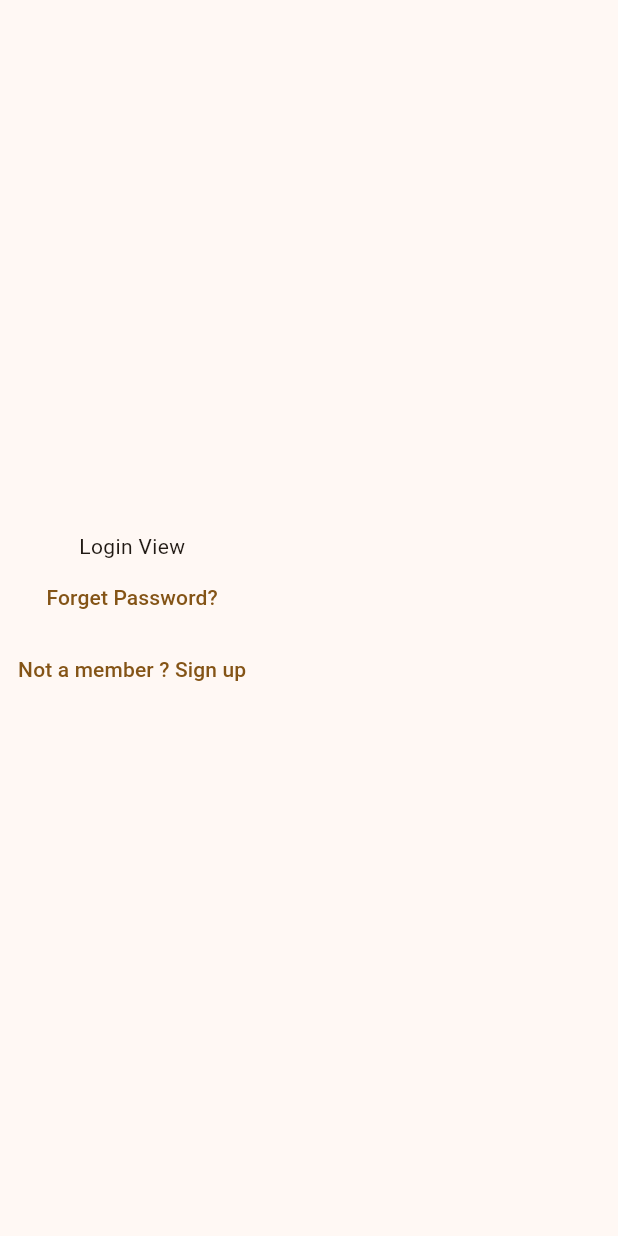
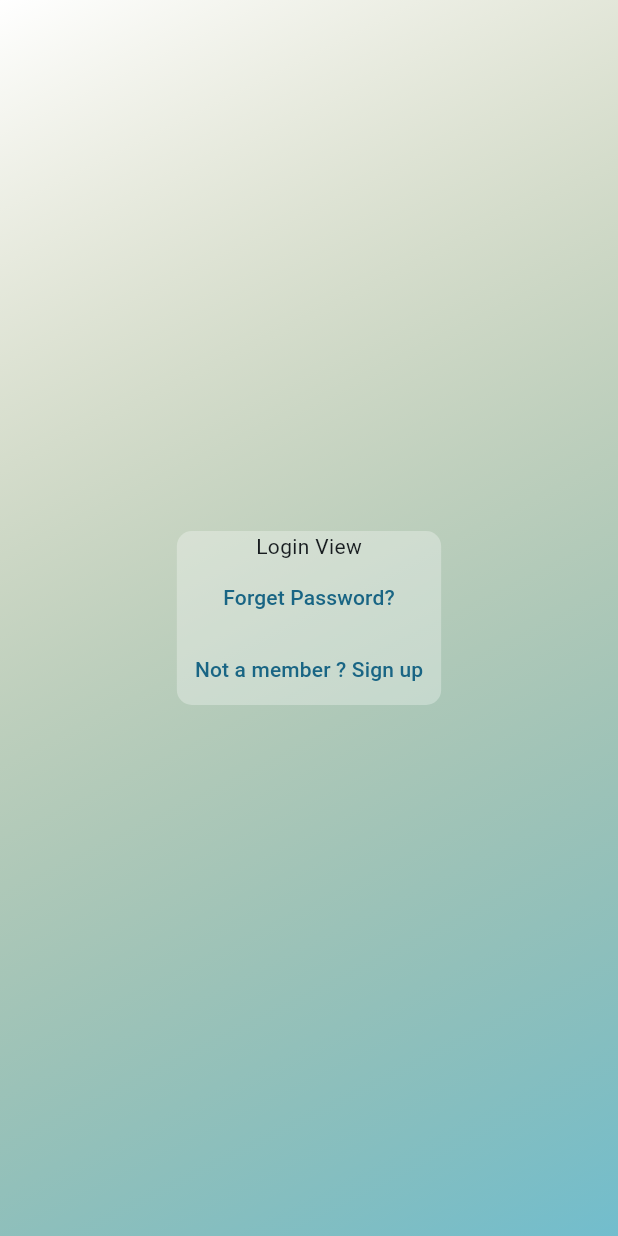
Before and after one commit to yunwe/MVMM-Auth-Demo, a Flutter app: the screen it shows after launch, on a phone screen of 412 x 824 dp. Run offline on Flutter 3.47's test engine with Material 3 defaults, Android fonts, the light colour scheme and no system bars; our stand-ins replace go_router.

Commit message:
added background color to login view

```diff
--- a/lib/presentation/_resources/colors.dart
+++ b/lib/presentation/_resources/colors.dart
@@ -1,7 +1,8 @@
 import 'package:flutter/material.dart';
 
 class MyColors {
-  static Color primary = HexColor.fromHex("#ED9728");
+  static Color primary = HexColor.fromHex("#4FC3F7");
+  static Color backgroundGradient = HexColor.fromHex('#33FFA726');
 }
 
 extension HexColor on Color {
--- a/lib/presentation/login/login.dart
+++ b/lib/presentation/login/login.dart
@@ -1,6 +1,8 @@
 import 'package:flutter/material.dart';
 import 'package:go_router/go_router.dart';
 import 'package:mvmm_auth_demo/presentation/_resources/app_strings.dart';
+import 'package:mvmm_auth_demo/presentation/_resources/colors.dart';
+import 'package:mvmm_auth_demo/presentation/_resources/values.dart';
 import 'package:mvmm_auth_demo/presentation/routes.dart';
 
 class LoginView extends StatelessWidget {
@@ -9,13 +11,34 @@ class LoginView extends StatelessWidget {
   @override
   Widget build(BuildContext context) {
     return Scaffold(
+      backgroundColor: MyColors.primary,
       body: mainContent(context),
     );
   }
 
   Widget mainContent(BuildContext context) {
-    return Column(
+    return Container(
+      decoration: BoxDecoration(
+        gradient: LinearGradient(
+          begin: Alignment.topLeft,
+          end: Alignment.bottomRight,
+          colors: [
+            Colors.white,
+            MyColors.backgroundGradient,
+          ],
+        ),
+      ),
+      child: Center(
+        child: Container(
+          decoration: BoxDecoration(
+            borderRadius: const BorderRadius.all(
+              Radius.circular(AppSize.border_radius),
+            ),
+            color: Colors.white.withOpacity(AppSize.opacity),
+          ),
+          child: Column(
             mainAxisAlignment: MainAxisAlignment.center,
+            mainAxisSize: MainAxisSize.min,
             children: [
               Text('Login View'),
               TextButton(
@@ -31,6 +54,9 @@ class LoginView extends StatelessWidget {
                 child: const Text(AppStrings.registerText),
               )
             ],
+          ),
+        ),
+      ),
     );
   }
 }
--- a/pubspec.yaml
+++ b/pubspec.yaml
@@ -19,7 +19,7 @@ publish_to: 'none' # Remove this line if you wish to publish to pub.dev
 version: 1.0.0+1
 
 environment:
-  sdk: '>=3.3.3 <4.0.0'
+  sdk: '>=3.1.0'
 
 # Dependencies specify other packages that your package needs in order to work.
 # To automatically upgrade your package dependencies to the latest versions
```
Also changed, not shown: lib/presentation/_resources/values.dart (added, +26 -0 lines), pubspec.lock, 2 other files. Lines whose indentation alone changed are shown as unchanged.
